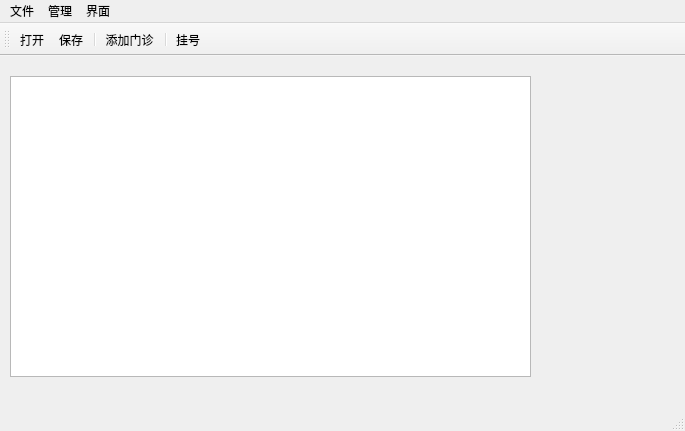
Before: the Qt Designer form mainwindow.ui in QZero233/QTHospitalManager, drawn with Qt 5.
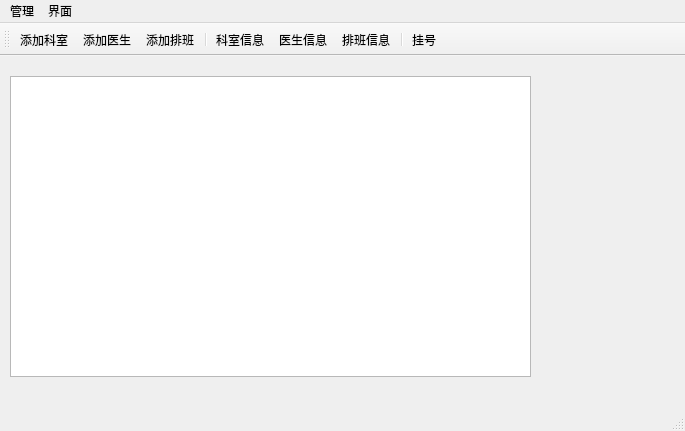
After: the same form once the commit is applied. Icons and pictures are not drawn.

What changed in the file:
```diff
--- a/mainwindow.ui
+++ b/mainwindow.ui
@@ -34,13 +34,6 @@
      <height>21</height>
     </rect>
    </property>
-   <widget class="QMenu" name="menu">
-    <property name="title">
-     <string>文件</string>
-    </property>
-    <addaction name="actionOpen"/>
-    <addaction name="actionSave"/>
-   </widget>
    <widget class="QMenu" name="menu_2">
     <property name="title">
      <string>管理</string>
@@ -57,7 +50,6 @@
     <addaction name="actiondoctors"/>
     <addaction name="actionduties"/>
    </widget>
-   <addaction name="menu"/>
    <addaction name="menu_2"/>
    <addaction name="menu_3"/>
   </widget>
@@ -72,10 +64,13 @@
    <attribute name="toolBarBreak">
     <bool>false</bool>
    </attribute>
-   <addaction name="actionOpen"/>
-   <addaction name="actionSave"/>
-   <addaction name="separator"/>
    <addaction name="actionAdd"/>
+   <addaction name="actionaddDoctor"/>
+   <addaction name="actionaddDuty"/>
+   <addaction name="separator"/>
+   <addaction name="actiondepartments"/>
+   <addaction name="actiondoctors"/>
+   <addaction name="actionduties"/>
    <addaction name="separator"/>
    <addaction name="actionRegistration"/>
   </widget>
@@ -103,7 +98,10 @@
      <normaloff>:/icon/imgs/add.png</normaloff>:/icon/imgs/add.png</iconset>
    </property>
    <property name="text">
-    <string>添加门诊</string>
+    <string>添加科室</string>
+   </property>
+   <property name="toolTip">
+    <string>添加科</string>
    </property>
   </action>
   <action name="actionRegistration">
```
Left out of the diff: 28 changed lines with no effect on the pictures.
